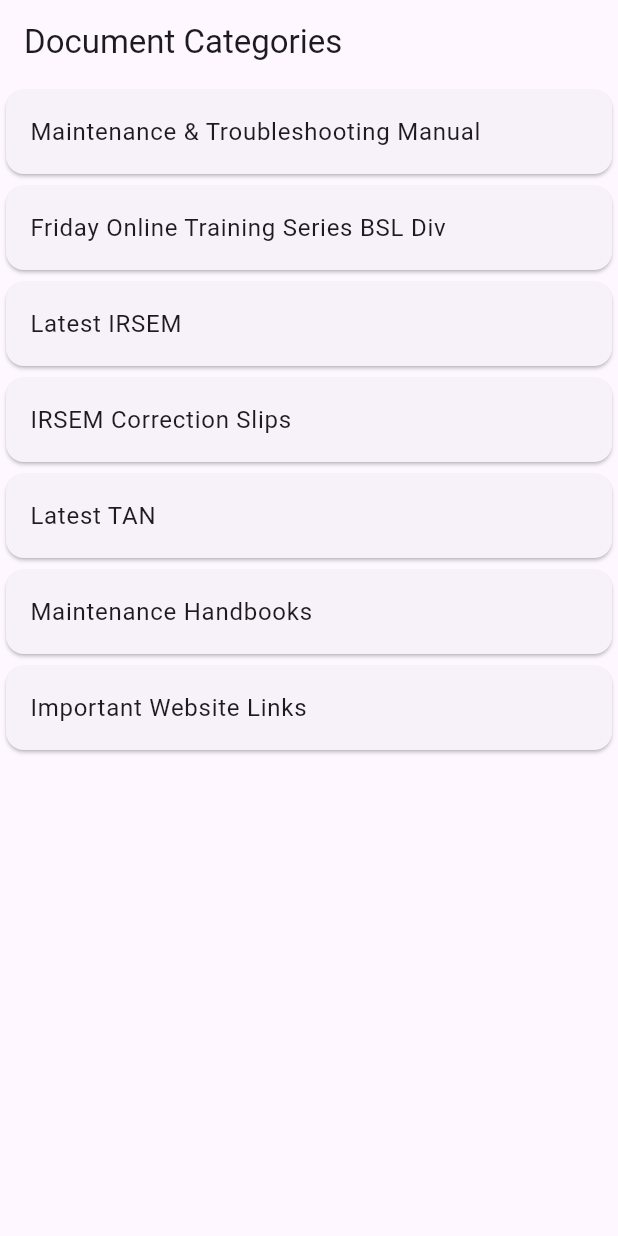
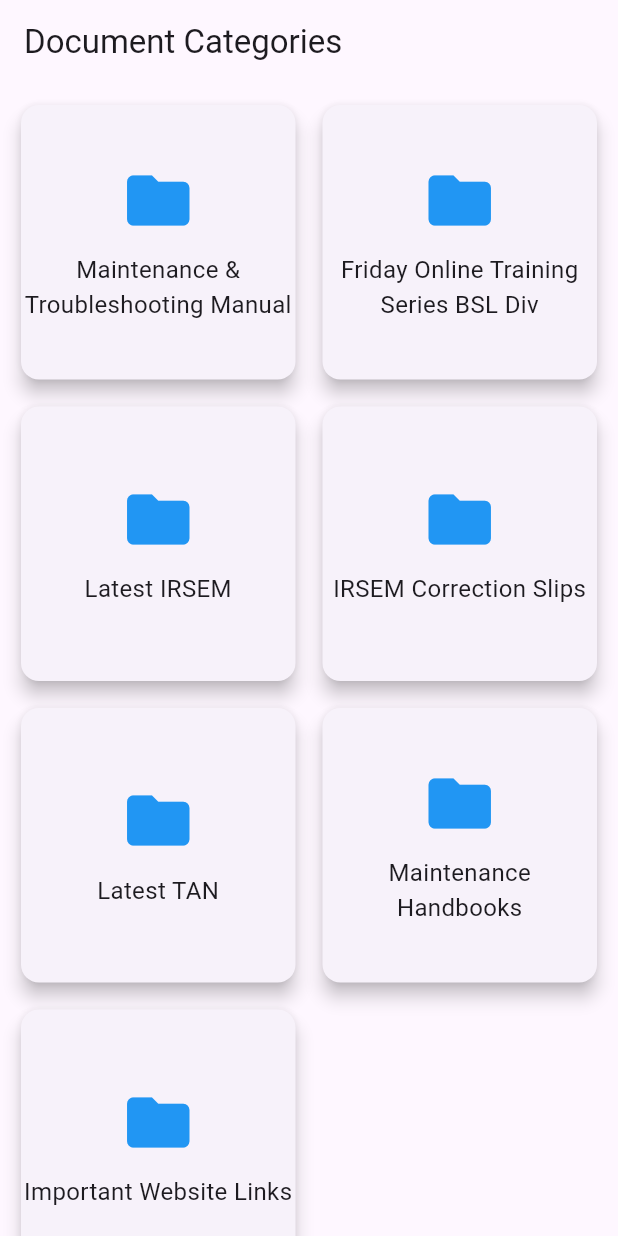
Before and after one commit to 24-Pranav/NIVARAN, a Flutter app: the screen it shows after launch, on a phone screen of 412 x 824 dp. Run offline on Flutter 3.47's test engine with Material 3 defaults, Android fonts, the phone set to English and light mode, and no system bars.

Commit message:
changes done

```diff
--- a/lib/screens/home_screen.dart
+++ b/lib/screens/home_screen.dart
@@ -38,13 +38,17 @@
             return const Center(child: Text('No categories found.'));
           }
 
-          return ListView.builder(
+          return GridView.builder(
+            padding: const EdgeInsets.all(10.0),
             itemCount: provider.categories.length,
+            gridDelegate: const SliverGridDelegateWithFixedCrossAxisCount(
+              crossAxisCount: 2,
+              crossAxisSpacing: 10.0,
+              mainAxisSpacing: 10.0,
+            ),
             itemBuilder: (context, index) {
               Category category = provider.categories[index];
-              return Card(
-                child: ListTile(
-                  title: Text(category.name),
+              return GestureDetector(
                 onTap: () {
                   Navigator.push(
                     context,
@@ -53,6 +57,20 @@
                     ),
                   );
                 },
+                child: Card(
+                  elevation: 5,
+                  child: Column(
+                    mainAxisAlignment: MainAxisAlignment.center,
+                    children: [
+                      const Icon(Icons.folder, size: 50, color: Colors.blue),
+                      const SizedBox(height: 10),
+                      Text(
+                        category.name,
+                        textAlign: TextAlign.center,
+                        style: const TextStyle(fontSize: 16),
+                      ),
+                    ],
+                  ),
                 ),
               );
             },
```
Lines whose indentation alone changed are shown as unchanged.
